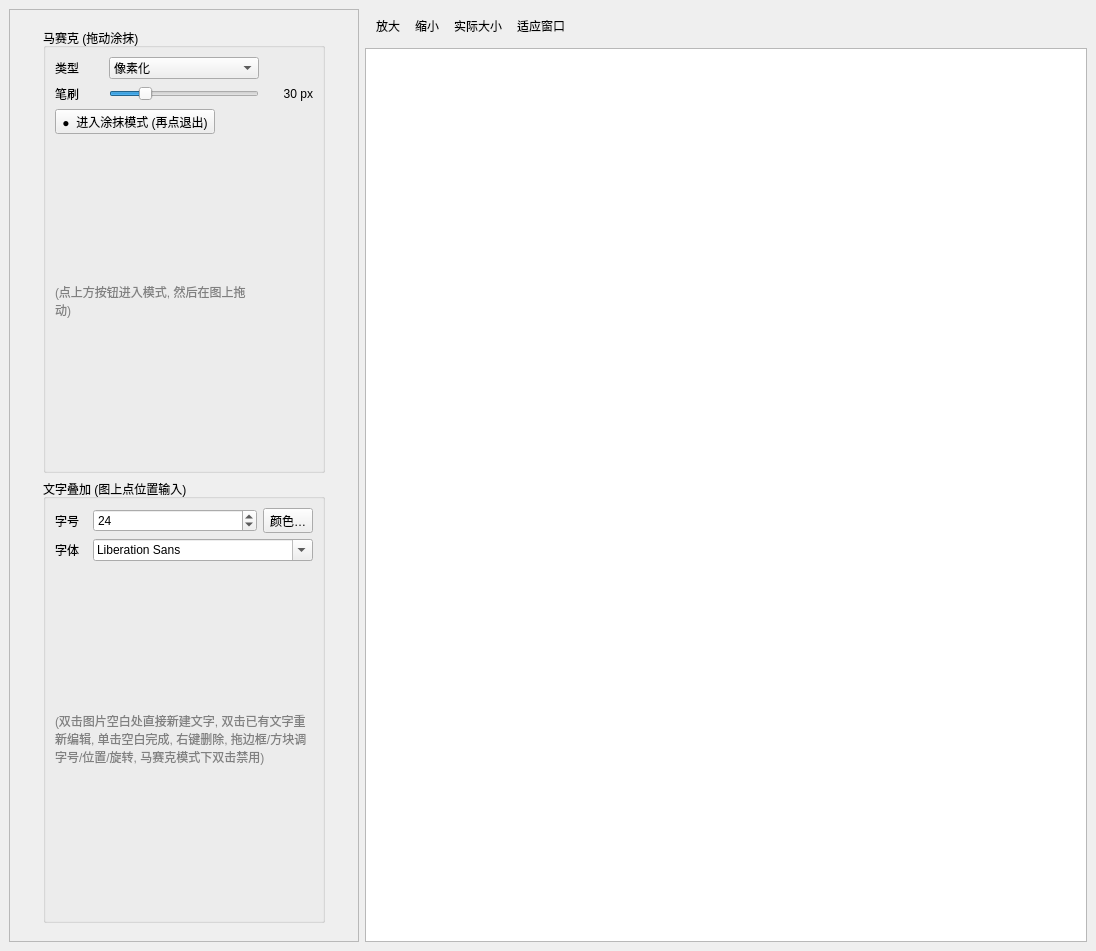
Old version of the form src/media/imagewindow.ui in the repository collide-Sky/Vistella.
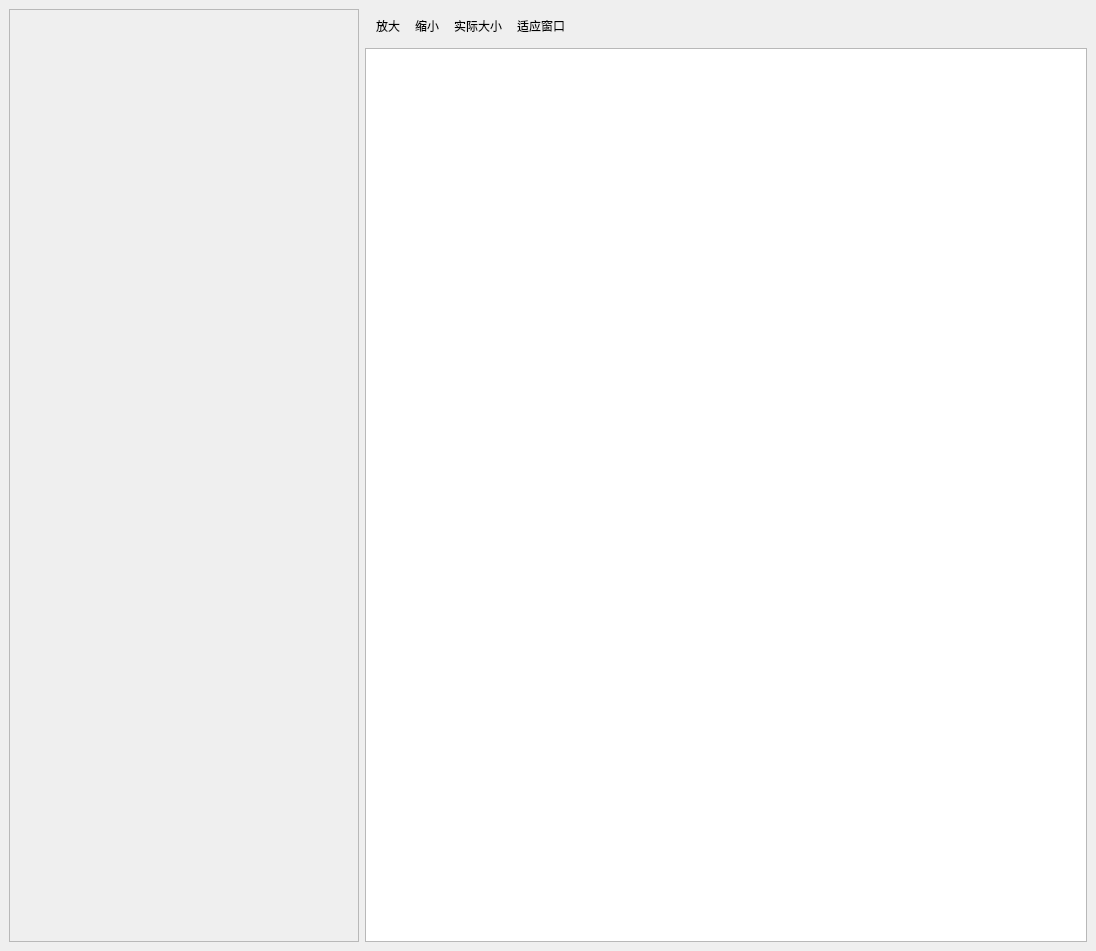
New version of the form.

Commit message: Q4.2.2 (2026-09-24): MosaicOptionPanel + TextOptionPanel 独立组件 — 真实接入 + 删占位

Patch:
```diff
--- a/src/media/imagewindow.ui
+++ b/src/media/imagewindow.ui
@@ -57,206 +57,14 @@
            </size>
           </property>
           <layout class="QGridLayout" name="gridLayout_4">
-           <item row="0" column="0">
-            <widget class="QGroupBox" name="groupMosaic">
-             <property name="title">
-              <string>马赛克 (拖动涂抹)</string>
-             </property>
-             <layout class="QGridLayout" name="gridLayout_2">
-              <item row="0" column="0">
-               <widget class="QLabel" name="lblMosaicType">
-                <property name="minimumSize">
-                 <size>
-                  <width>48</width>
-                  <height>0</height>
-                 </size>
-                </property>
-                <property name="text">
-                 <string>类型</string>
-                </property>
-               </widget>
-              </item>
-              <item row="0" column="1">
-               <widget class="QComboBox" name="comboMosaicType">
-                <item>
-                 <property name="text">
-                  <string>像素化</string>
-                 </property>
-                </item>
-                <item>
-                 <property name="text">
-                  <string>模糊</string>
-                 </property>
-                </item>
-                <item>
-                 <property name="text">
-                  <string>涂黑</string>
-                 </property>
-                </item>
-                <item>
-                 <property name="text">
-                  <string>马赛克格</string>
-                 </property>
-                </item>
-               </widget>
-              </item>
-              <item row="1" column="0">
-               <widget class="QLabel" name="lblBrushSize">
-                <property name="minimumSize">
-                 <size>
-                  <width>48</width>
-                  <height>0</height>
-                 </size>
-                </property>
-                <property name="text">
-                 <string>笔刷</string>
-                </property>
-               </widget>
-              </item>
-              <item row="1" column="1">
-               <widget class="QSlider" name="sliderMosaicSize">
-                <property name="minimum">
-                 <number>5</number>
-                </property>
-                <property name="maximum">
-                 <number>120</number>
-                </property>
-                <property name="value">
-                 <number>30</number>
-                </property>
-                <property name="orientation">
-                 <enum>Qt::Orientation::Horizontal</enum>
-                </property>
-               </widget>
-              </item>
-              <item row="1" column="2">
-               <widget class="QLabel" name="lblMosaicSizeVal">
-                <property name="minimumSize">
-                 <size>
-                  <width>48</width>
-                  <height>0</height>
-                 </size>
-                </property>
-                <property name="text">
-                 <string>30 px</string>
-                </property>
-                <property name="alignment">
-                 <set>Qt::AlignmentFlag::AlignRight|Qt::AlignmentFlag::AlignTrailing|Qt::AlignmentFlag::AlignVCenter</set>
-                </property>
-               </widget>
-              </item>
-              <item row="2" column="0" colspan="2">
-               <widget class="QToolButton" name="btnMosaicMode">
-                <property name="text">
-                 <string>●  进入涂抹模式 (再点退出)</string>
-                </property>
-                <property name="checkable">
-                 <bool>true</bool>
-                </property>
-                <property name="toolButtonStyle">
-                 <enum>Qt::ToolButtonStyle::ToolButtonTextOnly</enum>
-                </property>
-               </widget>
-              </item>
-              <item row="3" column="0" colspan="2">
-               <widget class="QLabel" name="lblMosaicHint">
-                <property name="styleSheet">
-                 <string notr="true">color: gray; font-size: 9pt;</string>
-                </property>
-                <property name="text">
-                 <string>(点上方按钮进入模式, 然后在图上拖动)</string>
-                </property>
-                <property name="wordWrap">
-                 <bool>true</bool>
-                </property>
-               </widget>
-              </item>
-             </layout>
-            </widget>
-           </item>
-           <item row="1" column="0">
-            <widget class="QGroupBox" name="groupText">
-             <property name="title">
-              <string>文字叠加 (图上点位置输入)</string>
-             </property>
-             <layout class="QGridLayout" name="gridLayout">
-              <item row="0" column="0">
-               <widget class="QLabel" name="lblTextSize">
-                <property name="minimumSize">
-                 <size>
-                  <width>32</width>
-                  <height>0</height>
-                 </size>
-                </property>
-                <property name="text">
-                 <string>字号</string>
-                </property>
-               </widget>
-              </item>
-              <item row="0" column="1">
-               <widget class="QSpinBox" name="spinTextSize">
-                <property name="minimumSize">
-                 <size>
-                  <width>70</width>
-                  <height>0</height>
-                 </size>
-                </property>
-                <property name="minimum">
-                 <number>8</number>
-                </property>
-                <property name="maximum">
-                 <number>200</number>
-                </property>
-                <property name="singleStep">
-                 <number>1</number>
-                </property>
-                <property name="value">
-                 <number>24</number>
-                </property>
-               </widget>
-              </item>
-              <item row="0" column="2">
-               <widget class="QToolButton" name="btnTextColor">
-                <property name="text">
-                 <string>颜色…</string>
-                </property>
-                <property name="toolButtonStyle">
-                 <enum>Qt::ToolButtonStyle::ToolButtonTextOnly</enum>
-                </property>
-               </widget>
-              </item>
-              <item row="1" column="0">
-               <widget class="QLabel" name="lblTextFont">
-                <property name="minimumSize">
-                 <size>
-                  <width>32</width>
-                  <height>0</height>
-                 </size>
-                </property>
-                <property name="text">
-                 <string>字体</string>
-                </property>
-               </widget>
-              </item>
-              <item row="1" column="1" colspan="2">
-               <widget class="QFontComboBox" name="comboTextFont"/>
-              </item>
-              <item row="2" column="0" colspan="3">
-               <widget class="QLabel" name="lblTextHint">
-                <property name="styleSheet">
-                 <string notr="true">color: gray; font-size: 9pt;</string>
-                </property>
-                <property name="text">
-                 <string>(双击图片空白处直接新建文字, 双击已有文字重新编辑, 单击空白完成, 右键删除, 拖边框/方块调字号/位置/旋转, 马赛克模式下双击禁用)</string>
-                </property>
-                <property name="wordWrap">
-                 <bool>true</bool>
-                </property>
-               </widget>
-              </item>
-             </layout>
-            </widget>
-           </item>
+           <!-- Q4.2.2 (2026-09-24): 删 groupMosaic + groupText 两个占位 group
+                (P0-1.2 时期的临时 UI, 一直没人接入业务). 现在 MosaicTool/TextOverlay
+                设置已经迁出 imagewindow.ui:
+                  - MosaicTool: MosaicOptionPanel (装到 ImageWindow 左侧 dock)
+                  - TextOverlay: TextOptionPanel (装到 ImageWindow 左侧 dock)
+                leftPanel 这个 QWidget 容器本身保留 (scrollArea 的尺寸约束),
+                但内部 layout 留空. 后续 Q4.2.3 二级模式选择栏 / Q4.2.4 关键属性实装
+                会重新填进 leftPanel. -->
           </layout>
          </widget>
         </item>
```
The commit also changes 10 other files.
